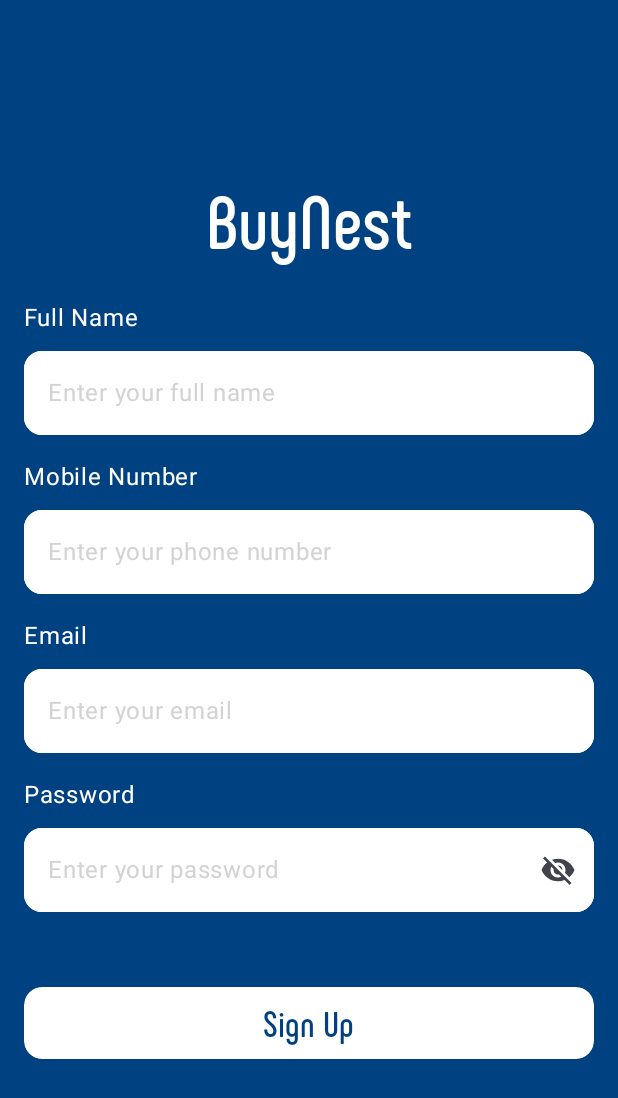
After one commit to habibaelhadi/BuyNest, an Android app built with Jetpack Compose: the composable SignUpScreen shown on its own in the app's theme, on a phone screen of 412 x 824 dp. The commit adds this screen. Shown: the top 1098 px of the screen. Run offline under Robolectric (Android 15) with nearby library versions, the phone set to English and light mode, and no system bars; libraries missing offline, so code that uses them is left out: np.com.susanthapa.

Commit message:
Feat: Implement SignUp screen and basic navigation

```diff
--- a/app/src/main/java/com/example/buynest/navigation/RoutesScreens.kt
+++ b/app/src/main/java/com/example/buynest/navigation/RoutesScreens.kt
@@ -11,4 +11,6 @@
     object Favourite : RoutesScreens("favourite", R.drawable.baseline_favorite_24)
     object Categories : RoutesScreens("categories", R.drawable.baseline_category_24)
     object Profile : RoutesScreens("profile", R.drawable.baseline_person_24)
+    object Login : RoutesScreens("login", 0)
+    object SignUp : RoutesScreens("signup", 0)
 }
--- /dev/null
+++ b/app/src/main/java/com/example/buynest/views/authentication/signup/SignUpScreen.kt
@@ -0,0 +1,161 @@
+package com.example.buynest.views.authentication.signup
+
+import androidx.compose.foundation.background
+import androidx.compose.foundation.focusable
+import androidx.compose.foundation.layout.Box
+import androidx.compose.foundation.layout.Column
+import androidx.compose.foundation.layout.Spacer
+import androidx.compose.foundation.layout.fillMaxSize
+import androidx.compose.foundation.layout.fillMaxWidth
+import androidx.compose.foundation.layout.height
+import androidx.compose.foundation.layout.imePadding
+import androidx.compose.foundation.layout.padding
+import androidx.compose.foundation.rememberScrollState
+import androidx.compose.foundation.shape.RoundedCornerShape
+import androidx.compose.foundation.verticalScroll
+import androidx.compose.material3.Button
+import androidx.compose.material3.ButtonDefaults
+import androidx.compose.material3.MaterialTheme
+import androidx.compose.material3.Text
+import androidx.compose.runtime.Composable
+import androidx.compose.runtime.mutableStateOf
+import androidx.compose.runtime.remember
+import androidx.compose.ui.Alignment
+import androidx.compose.ui.Modifier
+import androidx.compose.ui.draw.clip
+import androidx.compose.ui.text.font.Font
+import androidx.compose.ui.text.font.FontFamily
+import androidx.compose.ui.unit.dp
+import androidx.compose.ui.unit.sp
+import com.example.buynest.R
+import com.example.buynest.ui.theme.MainColor
+import com.example.buynest.ui.theme.white
+import com.example.buynest.views.authentication.CustomTextField
+
+@Composable
+fun SignUpScreen(){
+    val email = remember { mutableStateOf("") }
+    val password = remember { mutableStateOf("") }
+    val name = remember { mutableStateOf("") }
+    val phone = remember { mutableStateOf("") }
+    val passwordVisible = remember { mutableStateOf(false) }
+    val scrollState = rememberScrollState()
+
+    Box(
+        modifier = Modifier
+            .fillMaxSize()
+            .background(MainColor)
+            .imePadding()
+            .focusable()
+    ){
+        Column(
+            modifier = Modifier
+                .verticalScroll(scrollState)
+                .fillMaxSize()
+                .padding(horizontal = 16.dp,vertical = 16.dp)
+                .padding(top = 100.dp),
+            horizontalAlignment = Alignment.Start
+        ){
+            Box (
+                modifier = Modifier.fillMaxWidth(),
+                contentAlignment = Alignment.Center
+            ){
+                Text(
+                    text = "BuyNest",
+                    style = MaterialTheme.typography.headlineMedium,
+                    fontFamily = FontFamily(Font(R.font.phenomena_bold)),
+                    fontSize = 50.sp,
+                    color = white
+                )
+            }
+
+            Spacer(modifier = Modifier.height(24.dp))
+
+            Text(
+                text = "Full Name",
+                color = white,
+                fontSize = 16.sp
+            )
+
+            Spacer(modifier = Modifier.height(10.dp))
+
+            CustomTextField(
+                value = name.value,
+                onValueChange = { name.value = it },
+                placeholder = "Enter your full name"
+            )
+
+            Spacer(modifier = Modifier.height(16.dp))
+
+            Text(
+                text = "Mobile Number",
+                color = white,
+                fontSize = 16.sp
+            )
+
+            Spacer(modifier = Modifier.height(10.dp))
+
+            CustomTextField(
+                value = phone.value,
+                onValueChange = { phone.value = it },
+                placeholder = "Enter your phone number"
+            )
+
+            Spacer(modifier = Modifier.height(16.dp))
+
+            Text(
+                text = "Email",
+                color = white,
+                fontSize = 16.sp
+            )
+
+            Spacer(modifier = Modifier.height(10.dp))
+
+            CustomTextField(
+                value = email.value,
+                onValueChange = { email.value = it },
+                placeholder = "Enter your email"
+            )
+
+            Spacer(modifier = Modifier.height(16.dp))
+
+            Text(
+                text = "Password",
+                color = white,
+                fontSize = 16.sp
+            )
+
+            Spacer(modifier = Modifier.height(10.dp))
+
+            CustomTextField(
+                value = password.value,
+                onValueChange = { password.value = it },
+                placeholder = "Enter your password",
+                isPassword = true,
+                isPasswordVisible = passwordVisible.value,
+                onVisibilityToggle = { passwordVisible.value = !passwordVisible.value }
+            )
+
+            Spacer(modifier = Modifier.height(50.dp))
+
+            Button(
+                onClick = {  },
+                modifier = Modifier
+                    .fillMaxWidth()
+                    .height(48.dp)
+                    .clip(RoundedCornerShape(12.dp)),
+                colors = ButtonDefaults.buttonColors(
+                    containerColor = white
+                ),
+                shape = RoundedCornerShape(12.dp)
+            ) {
+                Text(
+                    text = "Sign Up",
+                    color = MainColor,
+                    fontSize = 24.sp,
+                    fontFamily = FontFamily(Font(R.font.phenomena_bold)),
+                )
+            }
+        }
+    }
+}
```
Also changed, not shown: app/src/main/java/com/example/buynest/MainActivity.kt (+29 -12 lines), app/src/main/java/com/example/buynest/navigation/SetupNavHost.kt (+9 -1 lines), app/src/main/java/com/example/buynest/views/authentication/login/LoginScreen.kt (+7 -5 lines).
